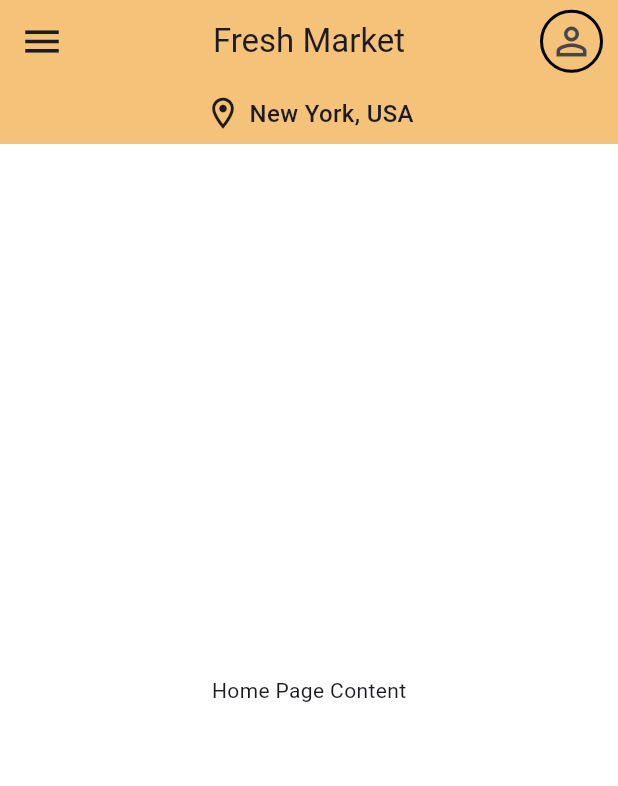
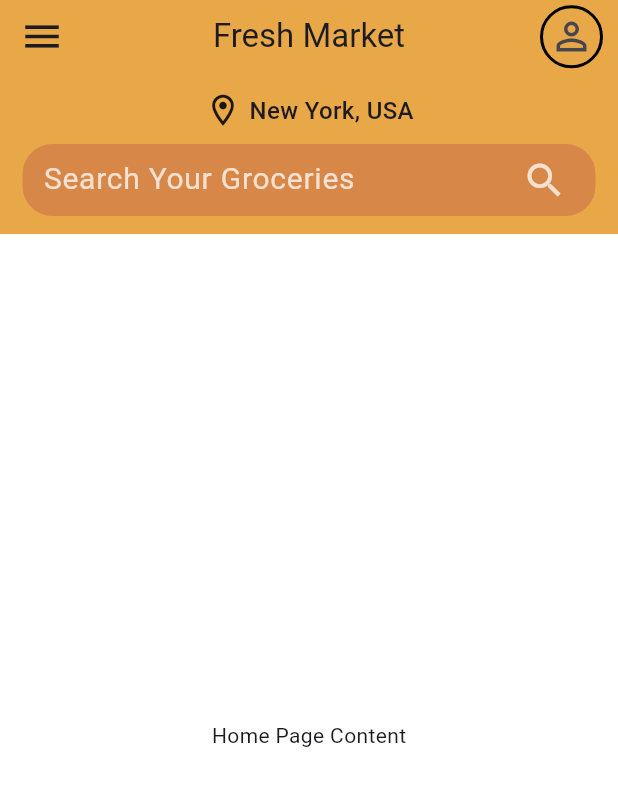
Before and after one commit to satyam044/Fresh-Market-App, a Flutter app: the HomePage screen opened directly, on a phone screen of 412 x 824 dp. Shown: the top 786 px of the screen. Run offline on Flutter 3.47's test engine with Material 3 defaults, Android fonts, the light colour scheme and no system bars.

Commit message:
Search Field Added

```diff
--- a/lib/pages/home_page.dart
+++ b/lib/pages/home_page.dart
@@ -9,7 +9,7 @@ class HomePage extends StatelessWidget {
     return Scaffold(
       backgroundColor: Colors.white,
       appBar: PreferredSize(
-        preferredSize: Size.fromHeight(kToolbarHeight + 40),
+        preferredSize: Size.fromHeight(kToolbarHeight + 100),
         child: AppBarWidget(),
       ),
       body: const Center(child: Text("Home Page Content")),
--- a/lib/themes/themes.dart
+++ b/lib/themes/themes.dart
@@ -3,7 +3,7 @@ import 'package:flutter/material.dart';
 class MyThemes {
   static final ThemeData lightTheme = ThemeData(
     brightness: Brightness.light,
-    scaffoldBackgroundColor: const Color.fromARGB(255, 244, 194, 120),
+    scaffoldBackgroundColor: const Color.fromARGB(255, 232, 168, 72),
     primaryColor: const Color.fromARGB(255, 72, 136, 232),
   );
 
--- a/lib/widgets/app_bar_widget.dart
+++ b/lib/widgets/app_bar_widget.dart
@@ -9,7 +9,9 @@ class AppBarWidget extends StatelessWidget implements PreferredSizeWidget {
   Widget build(BuildContext context) {
     return AppBar(
       leading: const Icon(Icons.menu, size: 30),
-        backgroundColor: Provider.of<ThemeProvider>(context).themeData.scaffoldBackgroundColor,
+      backgroundColor: Provider.of<ThemeProvider>(
+        context,
+      ).themeData.scaffoldBackgroundColor,
       title: const Text("Fresh Market"),
       centerTitle: true,
       actions: [
@@ -28,8 +30,10 @@ class AppBarWidget extends StatelessWidget implements PreferredSizeWidget {
       bottom: PreferredSize(
         preferredSize: const Size.fromHeight(40),
         child: Container(
-            padding: const EdgeInsets.symmetric(vertical: 8),
-            child: Row(
+          padding: const EdgeInsets.symmetric(vertical: 12),
+          child: Column(
+            children: [
+              Row(
                 mainAxisAlignment: MainAxisAlignment.center,
                 children: const [
                   Icon(Icons.location_on_outlined, size: 25),
@@ -40,10 +44,42 @@ class AppBarWidget extends StatelessWidget implements PreferredSizeWidget {
                   ),
                 ],
               ),
+              SizedBox(height: 10),
+              Column(
+                children: [
+                  Container(
+                    width: MediaQuery.of(context).size.width - 30,
+                    padding: EdgeInsets.only(left: 14, right: 10),
+                    alignment: Alignment.center,
+                    decoration: BoxDecoration(
+                      color: Color.fromARGB(133, 200, 105, 71),
+                      borderRadius: BorderRadius.circular(20),
+                    ),
+                    child: TextField(
+                      decoration: InputDecoration(
+                        border: InputBorder.none,
+                        hintText: "Search Your Groceries",
+                        hintStyle: TextStyle(
+                          color: Color.fromARGB(192, 255, 255, 255),
+                          fontSize: 20,
+                        ),
+                        suffixIcon: Icon(
+                          Icons.search,
+                          size: 30,
+                          color: Color.fromARGB(192, 255, 255, 255),
+                        ),
+                      ),
+                    ),
+                  ),
+                ],
+              ),
+            ],
+          ),
         ),
       ),
     );
   }
+
   @override
-  Size get preferredSize => const Size.fromHeight(kToolbarHeight + 40);
+  Size get preferredSize => const Size.fromHeight(kToolbarHeight + 100);
 }
```
Lines whose indentation alone changed are shown as unchanged.
